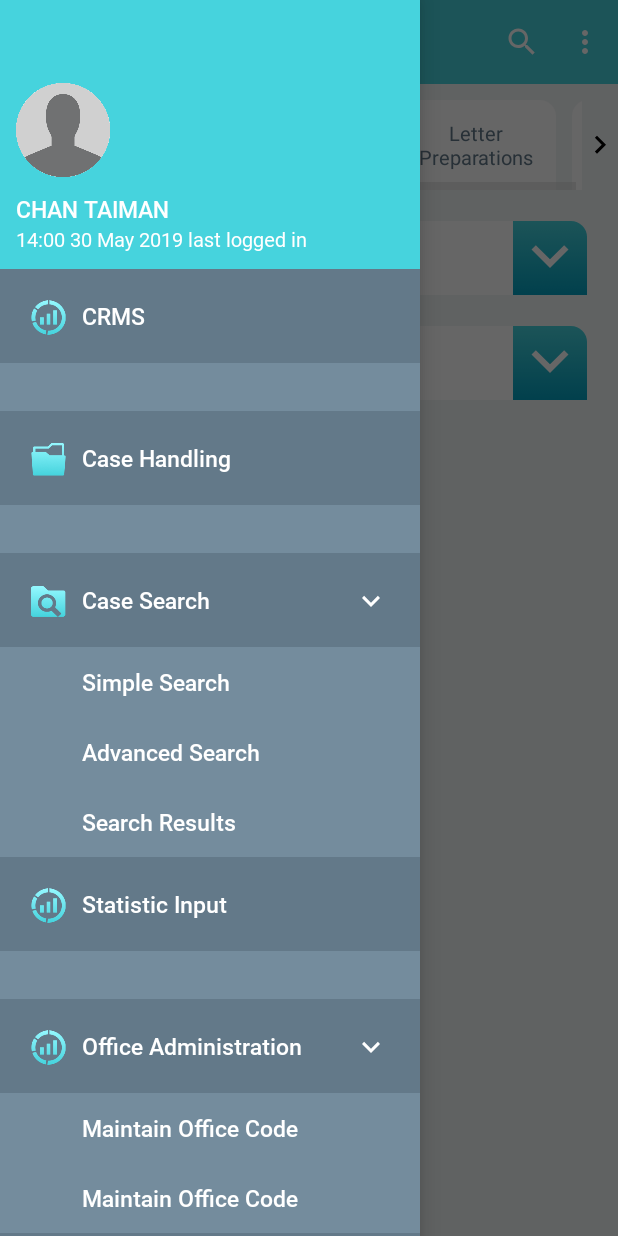
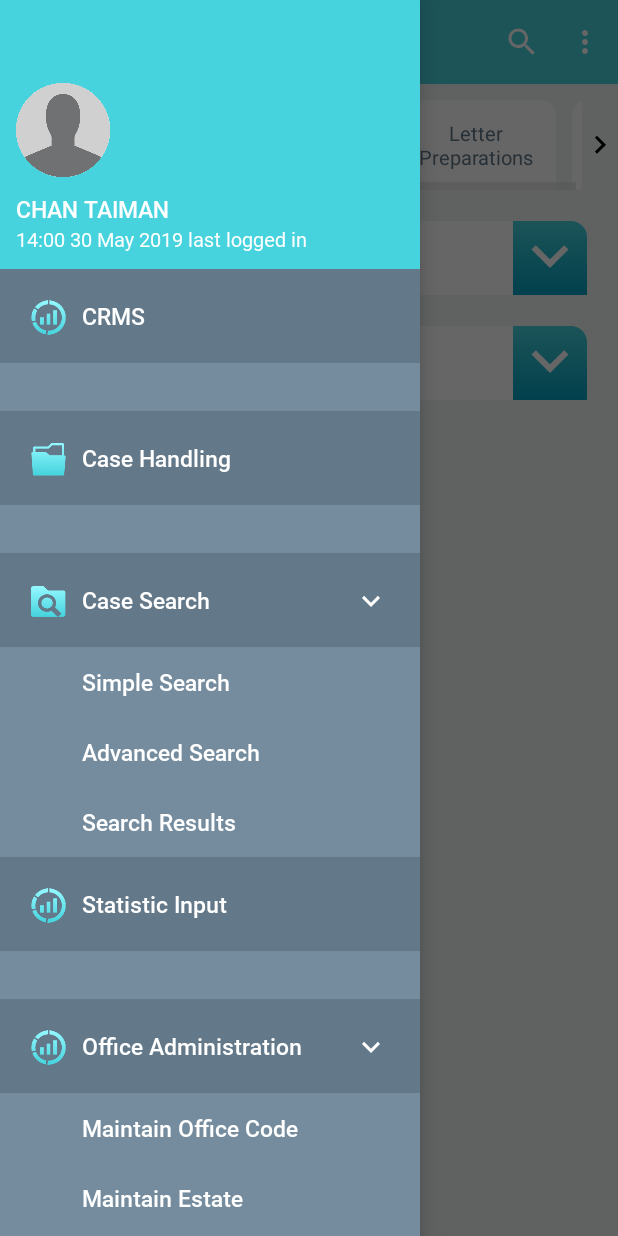
Before and after one commit to anggarisky/CRMSBetak, an Android app: the screen it shows after launch (CaseHandlingActivity), with the side drawer open, on a phone screen of 412 x 824 dp. Run offline under Robolectric (Android 15) with nearby library versions, the phone set to English and light mode, and no system bars; our stand-ins replace sdp/ssp sizes; libraries missing offline, so code that uses them is left out: com.xwray.groupie, net.cachapa.expandablelayout; 5 statements that could not run were skipped.

Commit message:
update menu nav

```diff
--- a/app/src/main/java/com/example/crmsbeta/CaseHandlingActivity.java
+++ b/app/src/main/java/com/example/crmsbeta/CaseHandlingActivity.java
@@ -200,7 +200,8 @@ public class CaseHandlingActivity extends AppCompatActivity implements Selectabl
 
         List<String> menuChildrenOfficeAdmin = new ArrayList<>();
         menuChildrenOfficeAdmin.add("Maintain Office Code");
-        menuChildrenOfficeAdmin.add("Maintain Office Code");
+        menuChildrenOfficeAdmin.add("Maintain Estate");
+        menuChildrenOfficeAdmin.add("Maintain Block");
 
         menuModels.add(new SelectableMenuModel(new MenuModel("CRMS", emptyList,
                 R.drawable.icon_statistic_input, R.drawable.icon_statistic_input), false));
@@ -215,9 +216,11 @@ public class CaseHandlingActivity extends AppCompatActivity implements Selectabl
 
 //        menuModels.add(new SelectableMenuModel(new MenuModel("User Management", emptyList,
 //                R.drawable.icon_statistic_input, R.drawable.icon_statistic_input), false));
+//
 //        menuModels.add(new SelectableMenuModel(new MenuModel("Business Parameter \n" +
 //                "Maintenance", emptyList,
 //                R.drawable.icon_statistic_input, R.drawable.icon_statistic_input), false));
+
 //        menuModels.add(new SelectableMenuModel(new MenuModel("System \n" +
 //                "Administration", emptyList,
 //                R.drawable.icon_statistic_input, R.drawable.icon_statistic_input), false));
```
